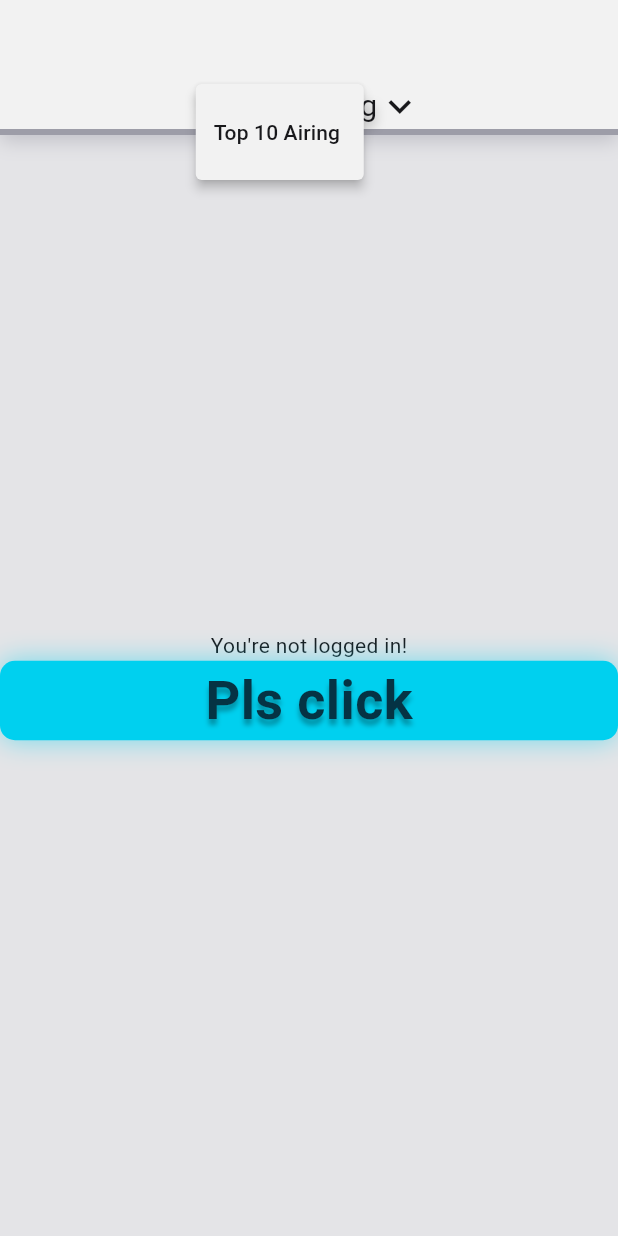
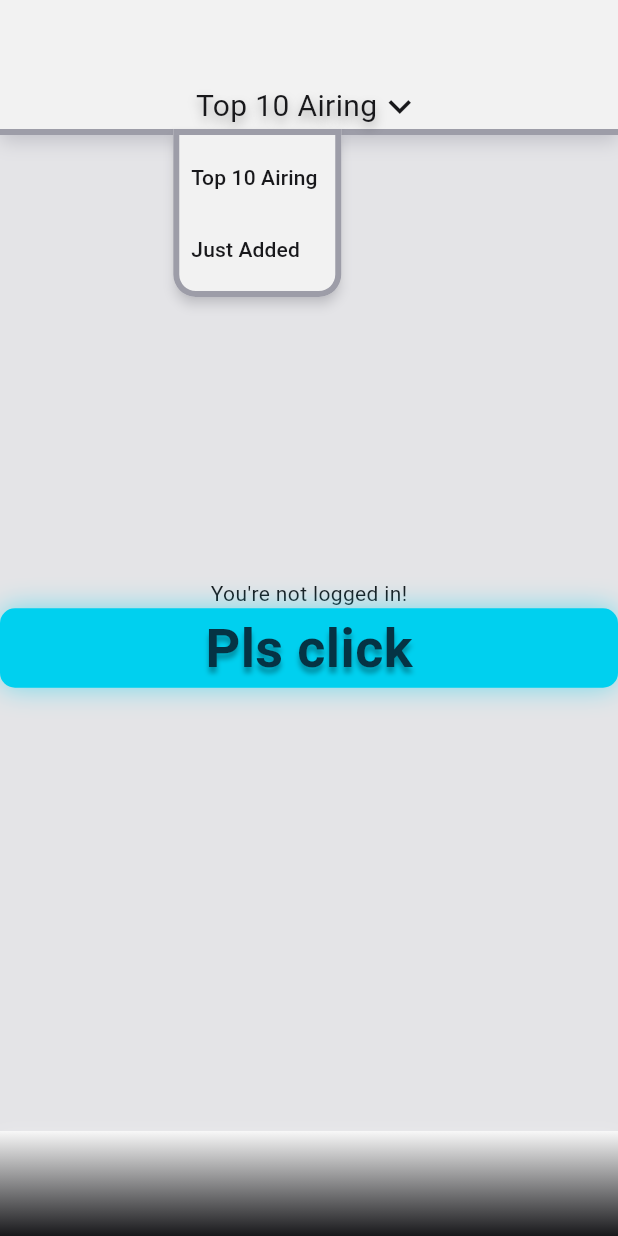
Before and after one commit to SpamixOfficial/comnote, a Flutter app: the screen it shows after launch, after a tap on "Top 10 Airing", on a phone screen of 412 x 824 dp. Run offline on Flutter 3.47's test engine with Material 3 defaults, Android fonts, the light colour scheme and no system bars; our stand-ins replace dio, flutter_secure_storage, go_router, result_dart; Roboto replaces fonts that are missing (Helvetica).

Commit message:
Finish topbar, get started on bottombar, fix button tap area!

```diff
--- a/lib/data.dart
+++ b/lib/data.dart
@@ -38,6 +38,8 @@ class AppHandler extends ChangeNotifier {
 
   Future<Result<()>> load_data() async {
     File sFile = (await get_statefile()).getOrThrow();
+
+    try {
       var contents = await sFile.readAsString();
 
       if (contents.isNotEmpty) {
@@ -55,12 +57,17 @@ class AppHandler extends ChangeNotifier {
 
         notifyListeners();
       }
+    } on Exception catch (e) {
+      return Failure(e);
+    }
 
     return Success(());
   }
 
   Future<Result<()>> save_data() async {
     File sFile = (await get_statefile()).getOrThrow();
+
+    try {
       var contents = state.toJson();
       var st = get_storage().getOrThrow();
 
@@ -68,6 +75,9 @@ class AppHandler extends ChangeNotifier {
       if (state.login.loggedIn) {
         st.write(key: "token", value: state.login.token);
         st.write(key: "refreshToken", value: state.login.refreshToken);
+      }
+    } on Exception catch (e) {
+      return Failure(e);
     }
 
     return Success(());
--- a/lib/main.dart
+++ b/lib/main.dart
@@ -2,8 +2,11 @@ import 'package:comnote/data.dart';
 import 'package:comnote/loginbrowser.dart';
 import 'package:comnote/ui/components.dart';
 import 'package:comnote/ui/theme.dart';
+
 import 'package:flutter/material.dart';
+
 import 'package:provider/provider.dart';
+import 'package:go_router/go_router.dart';
 
 void main() {
   runApp(
@@ -14,17 +17,22 @@ void main() {
   );
 }
 
+// GoRouter Config
+final _router = GoRouter(
+  routes: [GoRoute(path: '/', builder: (context, state) => HomePage())],
+);
+
 class App extends StatelessWidget {
   const App({super.key});
 
   // This widget is the root of your application.
   @override
   Widget build(BuildContext context) {
-    return MaterialApp(
-      title: 'Flutter Demo',
+    return MaterialApp.router(
+      title: 'ComNote',
       theme: comLight,
       darkTheme: comDark,
-      home: const HomePage(title: 'Flutter Demo Home Page'),
+      routerConfig: _router,
     );
   }
 }
@@ -36,12 +44,54 @@ List<TopBarEntry> topBarEntries = [
       print(val);
     },
   ),
+  TopBarEntry(
+    label: "Just Added",
+    onSelected: (TopBarEntry val) {
+      print(val);
+    },
+  ),
+];
+
+List<NavItem> navBarEntries = [
+  NavItem(
+    type: NavItemType.settings,
+    onSelected: (NavItemType val) {
+      print(val);
+    },
+    icon: Icon(Icons.settings, size: 48.0),
+  ),
+  NavItem(
+    type: NavItemType.community,
+    onSelected: (NavItemType val) {
+      print(val);
+    },
+    icon: Icon(Icons.groups, size: 48.0),
+  ),
+  NavItem(
+    type: NavItemType.home,
+    onSelected: (NavItemType val) {
+      print(val);
+    },
+    icon: Icon(Icons.home, size: 48.0),
+  ),
+  NavItem(
+    type: NavItemType.search,
+    onSelected: (NavItemType val) {
+      print(val);
+    },
+    icon: Icon(Icons.search, size: 48.0),
+  ),
+  NavItem(
+    type: NavItemType.lists,
+    onSelected: (NavItemType val) {
+      print(val);
+    },
+    icon: Icon(Icons.format_list_bulleted, size: 48.0),
+  ),
 ];
 
 class HomePage extends StatefulWidget {
-  const HomePage({super.key, required this.title});
-
-  final String title;
+  const HomePage({super.key});
 
   @override
   State<HomePage> createState() => _HomePageState();
@@ -61,6 +111,10 @@ class _HomePageState extends State<HomePage> {
     return Scaffold(
       backgroundColor: Theme.of(context).colorScheme.surfaceDim,
       appBar: TopBar(entries: topBarEntries),
+      bottomNavigationBar: BottomNavBar(
+        navigationItems: navBarEntries,
+        initialItemIndex: 2,
+      ),
       body: Center(
         child: Column(
           mainAxisAlignment: MainAxisAlignment.center,
--- a/lib/ui/components.dart
+++ b/lib/ui/components.dart
@@ -62,13 +62,17 @@ class ComButton extends StatelessWidget {
       children.add(icon!);
     }
 
-    return Container(
+    return GestureDetector(
+      onTap: onPressed,
+      child: Container(
         width: width,
         height: height,
         padding: const EdgeInsets.symmetric(horizontal: 1, vertical: 1),
         decoration: ShapeDecoration(
           color: Theme.of(context).colorScheme.primary,
-        shape: RoundedRectangleBorder(borderRadius: BorderRadius.circular(10)),
+          shape: RoundedRectangleBorder(
+            borderRadius: BorderRadius.circular(10),
+          ),
           shadows: [
             BoxShadow(
               color: Theme.of(context).colorScheme.primary.withAlpha(0x80),
@@ -79,10 +83,8 @@ class ComButton extends StatelessWidget {
           ],
         ),
         child: Center(
-        child: GestureDetector(
-          onTap: onPressed,
           child: Row(
-            mainAxisSize: MainAxisSize.min,
+            mainAxisSize: MainAxisSize.max,
             mainAxisAlignment: MainAxisAlignment.center,
             crossAxisAlignment: CrossAxisAlignment.center,
             spacing: 10,
@@ -93,8 +95,6 @@ class ComButton extends StatelessWidget {
     );
   }
 }
-
-// TODO: Fix dropdown menu
 
 class TopBarEntry {
   void Function(TopBarEntry) onSelected;
@@ -127,9 +127,8 @@ class _TopBarState extends State<TopBar> {
 
   @override
   Widget build(BuildContext context) {
-    var theme = Theme.of(context);
-    var ext = Theme.of(context).extension<ComThemeExtension>();
-    //var backgroundColor = theme.brightness == comDark.brightness ?
+    ThemeData theme = Theme.of(context);
+    ComThemeExtension? ext = Theme.of(context).extension<ComThemeExtension>();
 
     return Container(
       height: widget.preferredSize.height,
@@ -162,9 +161,38 @@ class _TopBarState extends State<TopBar> {
           PopupMenuButton<TopBarEntry>(
             itemBuilder: (context) {
               return topBarEntries
-                  .map((x) => PopupMenuItem(value: x, child: Text(x.label)))
+                  .map(
+                    (x) => PopupMenuItem(
+                      value: x,
+                      child: Text(
+                        x.label,
+                        style: TextStyle(color: theme.colorScheme.onSurface),
+                      ),
+                    ),
+                  )
                   .toList();
             },
+            onSelected: (v) {
+              setState(() {
+                _currentItemSelected = v;
+              });
+
+              v.onSelected(v);
+            },
+            offset: Offset(-15, 30),
+            shape: RoundedRectangleBorder(
+              borderRadius: BorderRadius.only(
+                bottomLeft: Radius.circular(15),
+                bottomRight: Radius.circular(15),
+              ),
+              side: BorderSide(
+                color: ext?.topBarBorderColor ?? theme.colorScheme.primary,
+                width: 4.0,
+              ),
+            ),
+            shadowColor:
+                ext?.topBarBorderColor?.withAlpha(127) ?? Color(0xff000000),
+            color: ext?.topBarGradientColors?.last ?? Color(0xff000000),
             child: Row(
               mainAxisSize: MainAxisSize.min,
               children: <Widget>[
@@ -191,16 +219,82 @@ class _TopBarState extends State<TopBar> {
                 ),
               ],
             ),
-            onSelected: (v) {
-              setState(() {
-                _currentItemSelected = v;
-              });
-
-              v.onSelected(v);
-            },
           ),
         ],
       ),
     );
   }
 }
+
+enum NavItemType { settings, community, home, search, lists }
+
+class NavItem {
+  void Function(NavItemType) onSelected;
+
+  final NavItemType type;
+  final Icon icon;
+  NavItem({required this.type, required this.icon, required this.onSelected});
+}
+
+// TODO: Create inline function for creating Row IconButton children with onSelected callback to run the item callback + set self as highlighted. Check figma design!
+
+class BottomNavBar extends StatefulWidget {
+  final List<NavItem> navigationItems;
+  final int initialItemIndex;
+  const BottomNavBar({
+    super.key,
+    required this.navigationItems,
+    required this.initialItemIndex,
+  });
+
+  @override
+  State<BottomNavBar> createState() => _BottomNavBarState();
+}
+
+class _BottomNavBarState extends State<BottomNavBar> {
+  late NavItem _currentChosenItem;
+
+  @override
+  void initState() {
+    super.initState();
+    _currentChosenItem = widget.navigationItems[widget.initialItemIndex];
+  }
+
+  @override
+  Widget build(BuildContext context) {
+    ThemeData theme = Theme.of(context);
+    ComThemeExtension? ext = Theme.of(context).extension<ComThemeExtension>();
+
+    return Container(
+      height: 70,
+      decoration: BoxDecoration(
+        gradient: LinearGradient(
+          begin: Alignment.topCenter,
+          end: Alignment.bottomCenter,
+          colors: ext?.navBarGradientColors ?? [],
+        ),
+        border: Border(
+          top: BorderSide(
+            color: ext?.navBarBorderColor ?? theme.colorScheme.primary,
+            width: 2.0,
+          ),
+        ),
+        boxShadow: [
+          BoxShadow(
+            color: ext?.navBarBorderColor?.withAlpha(127) ?? Color(0xff000000),
+            blurRadius: 10,
+            offset: Offset(0, 4),
+            spreadRadius: 0,
+          ),
+        ],
+      ),
+      child: Row(
+        mainAxisSize: MainAxisSize.min,
+        mainAxisAlignment: MainAxisAlignment.spaceBetween,
+        crossAxisAlignment: CrossAxisAlignment.center,
+        spacing: 20.0,
+        children: [], // TODO: HERE!!
+      ),
+    );
+  }
+}
--- a/lib/ui/theme.dart
+++ b/lib/ui/theme.dart
@@ -7,22 +7,31 @@ class ComThemeExtension extends ThemeExtension<ComThemeExtension> {
   final List<Color>? topBarGradientColors;
   final Color? topBarBorderColor;
 
+  final List<Color>? navBarGradientColors;
+  final Color? navBarBorderColor;
+
   const ComThemeExtension({
     required this.textShadowColor,
     required this.topBarGradientColors,
-    required this.topBarBorderColor
+    required this.topBarBorderColor,
+    required this.navBarGradientColors,
+    required this.navBarBorderColor,
   });
 
   @override
   ThemeExtension<ComThemeExtension> copyWith({
     Color? textShadowColor,
     List<Color>? topBarGradientColors,
-    Color? topBarBorderColor
+    Color? topBarBorderColor,
+    List<Color>? navBarGradientColors,
+    Color? navBarBorderColor,
   }) {
     return ComThemeExtension(
       textShadowColor: textShadowColor,
       topBarGradientColors: topBarGradientColors,
-      topBarBorderColor: topBarBorderColor
+      topBarBorderColor: topBarBorderColor,
+      navBarBorderColor: navBarBorderColor,
+      navBarGradientColors: navBarGradientColors,
     );
   }
 
@@ -38,7 +47,17 @@ class ComThemeExtension extends ThemeExtension<ComThemeExtension> {
     return ComThemeExtension(
       textShadowColor: Color.lerp(textShadowColor, other.textShadowColor, t),
       topBarGradientColors: other.topBarGradientColors, // lazy
-      topBarBorderColor: Color.lerp(topBarBorderColor, other.topBarBorderColor, t)
+      topBarBorderColor: Color.lerp(
+        topBarBorderColor,
+        other.topBarBorderColor,
+        t,
+      ),
+      navBarGradientColors: other.navBarGradientColors,
+      navBarBorderColor: Color.lerp(
+        navBarBorderColor,
+        other.navBarBorderColor,
+        t,
+      ),
     );
   }
 }
@@ -60,8 +79,10 @@ final comLight = ThemeData(
   extensions: [
     const ComThemeExtension(
       textShadowColor: Color(0x4D000000),
-      topBarGradientColors: [Color(0xfff2f2f2)],
-      topBarBorderColor: Color(0xff9D9DA8)
+      topBarGradientColors: [Color(0xfff2f2f2), Color(0xfff2f2f2)],
+      topBarBorderColor: Color(0xff9D9DA8),
+      navBarGradientColors: [Color(0xffF8F8F8), Color(0xff18181B)],
+      navBarBorderColor: Color(0x00F8F8F8),
     ),
   ],
 );
@@ -121,7 +142,9 @@ final comDark = ThemeData(
     const ComThemeExtension(
       textShadowColor: Color(0x4D000000),
       topBarGradientColors: [Color(0xff001878), Color(0xff010515)],
-      topBarBorderColor: Color(0xff00D3BB)
+      topBarBorderColor: Color(0xff00D3BB),
+      navBarGradientColors: [Color(0xff010529), Color(0xff001878)],
+      navBarBorderColor: Color(0xff1a273a),
     ),
   ],
 );
--- a/pubspec.yaml
+++ b/pubspec.yaml
@@ -40,6 +40,7 @@ dependencies:
   dio: ^5.8.0+1
   path_provider: ^2.1.5
   flutter_secure_storage: ^9.2.4
+  go_router: ^16.0.0
 
 dev_dependencies:
   flutter_test:
```
Also changed, not shown: pubspec.lock. Lines whose indentation alone changed are shown as unchanged.
